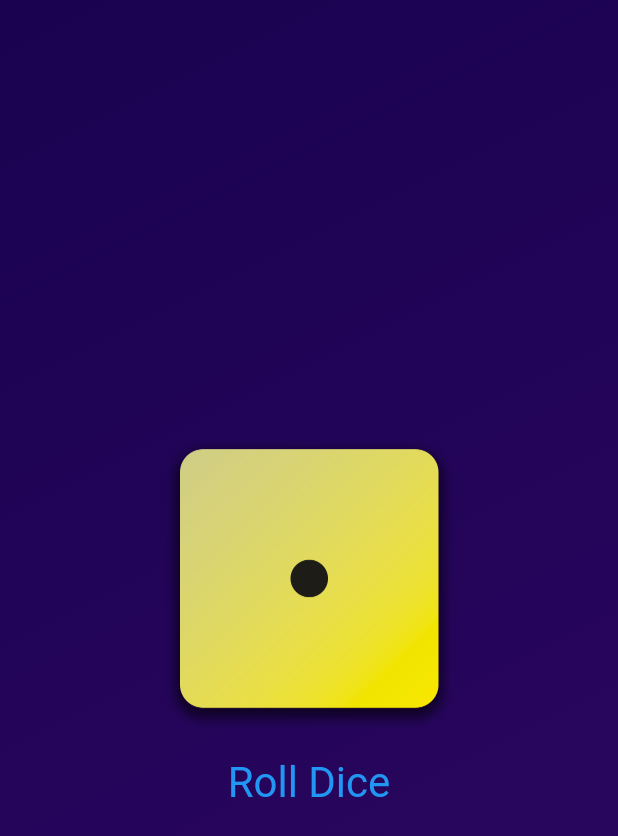
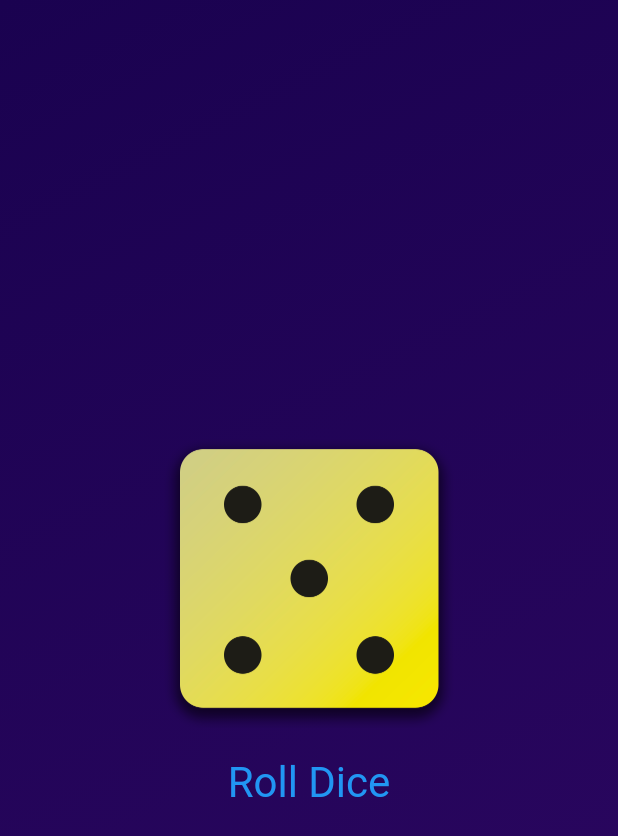
Before and after one commit to tharindudsandeepa/flutter-diceApp, a Flutter app: the screen it shows after launch, after a tap on "Roll Dice", on a phone screen of 412 x 824 dp. Shown: the top 836 px of the screen. Run offline on Flutter 3.47's test engine with Material 2 defaults, Android fonts, the phone set to English and light mode, and no system bars.

```diff
--- /dev/null
+++ b/lib/dice_roller.dart
@@ -0,0 +1,47 @@
+import 'dart:math';
+
+import 'package:flutter/material.dart';
+import 'package:flutter/widgets.dart';
+
+final randomizer = Random();
+
+class DiceRoller extends StatefulWidget {
+  const DiceRoller({super.key});
+
+  @override
+  State<DiceRoller> createState() {
+    return _DiceRollerState();
+  }
+}
+
+class _DiceRollerState extends State<DiceRoller> {
+  var currentDiceNumber = 2;
+  void rollDice() {
+    setState(() {
+      currentDiceNumber = randomizer.nextInt(6) + 1;
+    });
+  }
+
+  @override
+  Widget build(context) {
+    return Column(
+      mainAxisSize: MainAxisSize.min,
+      children: [
+        Image.asset(
+          'assets/images/dice-$currentDiceNumber.png',
+          width: 200,
+        ),
+        TextButton(
+          onPressed: rollDice,
+          style: TextButton.styleFrom(
+            padding: const EdgeInsets.only(top: 20),
+            textStyle: const TextStyle(
+              fontSize: 28,
+            ),
+          ),
+          child: const Text('Roll Dice'),
+        )
+      ],
+    );
+  }
+}
--- a/lib/gradient_container.dart
+++ b/lib/gradient_container.dart
@@ -1,5 +1,6 @@
 import 'package:flutter/material.dart';
 import 'package:dice_app/text_widget.dart';
+import 'package:dice_app/dice_roller.dart';
 
 class GradientContainer extends StatelessWidget {
   const GradientContainer(this.color1, this.color2, {super.key});
@@ -20,25 +21,7 @@ class GradientContainer extends StatelessWidget {
         ),
       ),
       child: Center(
-        child: Column(
-          mainAxisSize: MainAxisSize.min,
-          children: [
-            Image.asset(
-              "assets/images/dice-1.png",
-              width: 200,
-            ),
-            TextButton(
-              onPressed: rolldice,
-              style: TextButton.styleFrom(
-                padding: const EdgeInsets.only(top: 20),
-                textStyle: const TextStyle(
-                  fontSize: 28,
-                ),
-              ),
-              child: const Text('Roll Dice'),
-            )
-          ],
-        ),
+        child: DiceRoller(),
       ),
     );
   }
```
